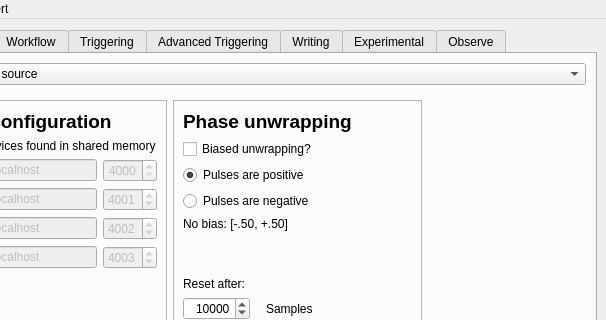
First picture: the form in dastardcommander/ui/dc.ui, repository usnistgov/dastardcommander, before the edit; both pictures show x 112 to 718 and y 0 to 320 of the 718 by 609 pixel window.
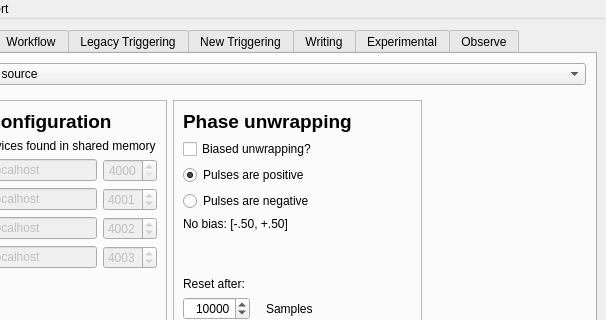
Second picture: the form after the edit. Icons and pictures are not drawn.

Commit message: Relabel 2 triggering tabs

The edit to the form file:
```diff
--- a/dastardcommander/ui/dc.ui
+++ b/dastardcommander/ui/dc.ui
@@ -1578,13 +1578,13 @@
       </widget>
       <widget class="QWidget" name="tabTriggeringSimple">
        <attribute name="title">
-        <string>Triggering</string>
+        <string>Legacy Triggering</string>
        </attribute>
        <layout class="QHBoxLayout" name="horizontalLayout_9"/>
       </widget>
       <widget class="QWidget" name="tabTriggering">
        <attribute name="title">
-        <string>Advanced Triggering</string>
+        <string>New Triggering</string>
        </attribute>
        <layout class="QVBoxLayout" name="verticalLayout_9"/>
       </widget>
```
Left out of the diff: 2 changed lines with no effect on the pictures.
